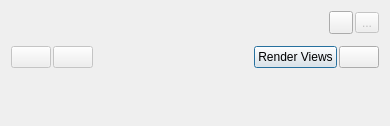
Old version of the form Qt/ApplicationComponents/Resources/UI/pqColorMapEditor.ui in the repository Kitware/ParaView.
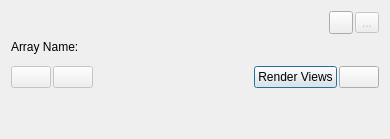
New version of the form. Icons and pictures are not drawn. Custom widgets are drawn as their Qt base class.

Commit message: Added display of array name in the Color Map Editor

Patch:
```diff
--- a/Qt/ApplicationComponents/Resources/UI/pqColorMapEditor.ui
+++ b/Qt/ApplicationComponents/Resources/UI/pqColorMapEditor.ui
@@ -71,6 +71,22 @@
      </item>
     </layout>
    </item>
+   <item>
+    <widget class="QLabel" name="ArrayLabel">
+     <property name="font">
+      <font>
+       <weight>50</weight>
+       <bold>false</bold>
+      </font>
+     </property>
+     <property name="text">
+      <string>Array Name:</string>
+     </property>
+     <property name="textFormat">
+      <enum>Qt::AutoText</enum>
+     </property>
+    </widget>
+   </item>
    <item>
     <widget class="QScrollArea" name="scrollArea">
      <property name="frameShape">
@@ -88,7 +104,7 @@
         <x>0</x>
         <y>0</y>
         <width>372</width>
-        <height>76</height>
+        <height>53</height>
        </rect>
       </property>
       <layout class="QVBoxLayout" name="ScrollAreaLayout" stretch="0,0,1">
```
The commit also changes 1 other file.
